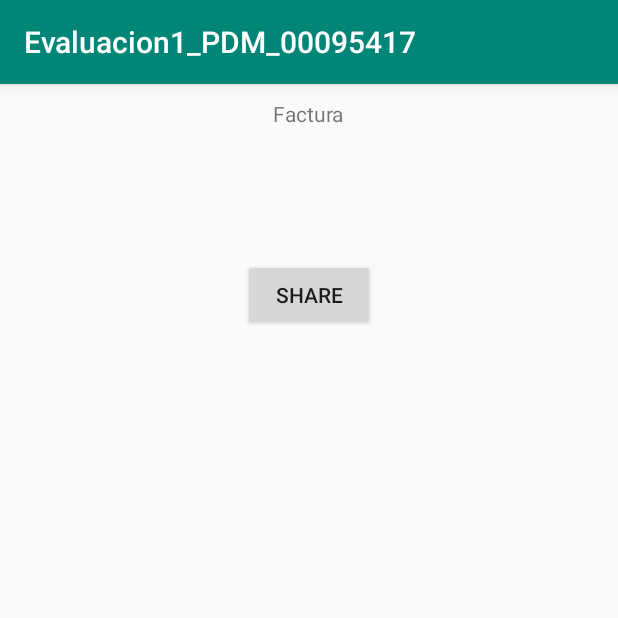
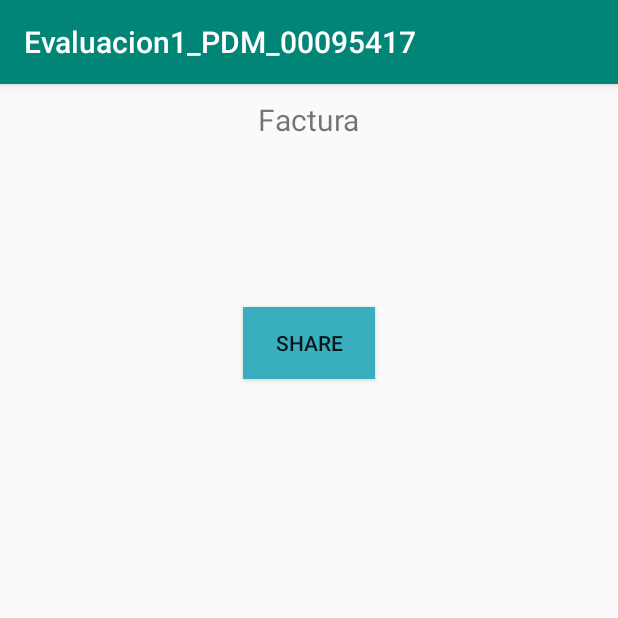
Before and after one commit to 00095417/Evaluacion1_PDM_00095417, an Android app: the NewActivity screen opened directly, with no data from a screen before it, on a phone screen of 412 x 824 dp, the top half of it. Run offline under Robolectric (Android 15) with nearby library versions, the phone set to English and light mode, and no system bars.

Commit message:
dandole un poco de estetica a los botones

```diff
--- a/app/src/main/res/layout/activity_new.xml
+++ b/app/src/main/res/layout/activity_new.xml
@@ -10,15 +10,17 @@
         android:layout_width="wrap_content"
         android:layout_height="wrap_content"
         android:layout_gravity="center"
-        android:layout_marginTop="10dp"
-        android:layout_marginBottom="10dp"
+        android:layout_marginTop="@dimen/margen_title"
+        android:layout_marginBottom="@dimen/margen_title"
+        android:textSize="@dimen/size_title"
         android:text="@string/factura_text"/>
 
     <TextView
         android:id="@+id/text_show"
         android:layout_width="wrap_content"
         android:layout_height="wrap_content"
-        android:layout_gravity="center"/>
+        android:layout_gravity="center"
+        android:layout_marginBottom="10dp"/>
 
     <LinearLayout
         android:layout_width="match_parent"
@@ -30,17 +32,26 @@
         <TextView
             android:id="@+id/text_p1"
             android:layout_width="wrap_content"
-            android:layout_height="wrap_content"/>
+            android:layout_height="wrap_content"
+            android:layout_marginBottom="@dimen/margen_btn"
+            android:layout_marginRight="@dimen/margen_btn"
+            android:textSize="15dp"
+            android:background="@color/c1"/>
 
         <TextView
             android:id="@+id/text_p2"
             android:layout_width="wrap_content"
-            android:layout_height="wrap_content"/>
+            android:layout_height="wrap_content"
+            android:layout_marginBottom="@dimen/margen_btn"
+            android:background="@color/c2"/>
 
         <TextView
             android:id="@+id/text_p3"
             android:layout_width="wrap_content"
-            android:layout_height="wrap_content"/>
+            android:layout_height="wrap_content"
+            android:layout_marginLeft="@dimen/margen_btn"
+            android:layout_marginBottom="@dimen/margen_btn"
+            android:background="@color/c3"/>
 
     </LinearLayout>
 
@@ -54,17 +65,22 @@
         <TextView
             android:id="@+id/text_p4"
             android:layout_width="wrap_content"
-            android:layout_height="wrap_content"/>
+            android:layout_height="wrap_content"
+            android:layout_marginRight="@dimen/margen_btn"
+            android:background="@color/c4"/>
 
         <TextView
             android:id="@+id/text_p5"
             android:layout_width="wrap_content"
-            android:layout_height="wrap_content"/>
+            android:layout_height="wrap_content"
+            android:background="@color/c5"/>
 
         <TextView
             android:id="@+id/text_p6"
             android:layout_width="wrap_content"
-            android:layout_height="wrap_content"/>
+            android:layout_height="wrap_content"
+            android:layout_marginLeft="@dimen/margen_btn"
+            android:background="@color/c6"/>
 
     </LinearLayout>
 
@@ -78,17 +94,25 @@
         <TextView
             android:id="@+id/text_p7"
             android:layout_width="wrap_content"
-            android:layout_height="wrap_content"/>
+            android:layout_height="wrap_content"
+            android:layout_marginTop="@dimen/margen_btn"
+            android:layout_marginRight="@dimen/margen_btn"
+            android:background="@color/c7"/>
 
         <TextView
             android:id="@+id/text_p8"
             android:layout_width="wrap_content"
-            android:layout_height="wrap_content"/>
+            android:layout_height="wrap_content"
+            android:layout_marginTop="@dimen/margen_btn"
+            android:background="@color/c8"/>
 
         <TextView
             android:id="@+id/text_p9"
             android:layout_width="wrap_content"
-            android:layout_height="wrap_content"/>
+            android:layout_height="wrap_content"
+            android:layout_marginTop="@dimen/margen_btn"
+            android:layout_marginLeft="@dimen/margen_btn"
+            android:background="@color/c9"/>
 
     </LinearLayout>
 
@@ -97,6 +121,8 @@
         android:layout_gravity="center"
         android:layout_width="wrap_content"
         android:layout_height="wrap_content"
+        android:layout_marginTop="@dimen/margen_btn"
+        android:background="@color/color_btn"
         android:text="@string/share_text"/>
 
 </LinearLayout>
--- a/app/src/main/res/values/colors.xml
+++ b/app/src/main/res/values/colors.xml
@@ -3,4 +3,14 @@
     <color name="colorPrimary">#008577</color>
     <color name="colorPrimaryDark">#00574B</color>
     <color name="colorAccent">#D81B60</color>
+    <color name="c1">#ffee02</color>
+    <color name="c2">#00b6f0</color>
+    <color name="c3">#019837</color>
+    <color name="c4">#8ba1d2</color>
+    <color name="c5">#b31793</color>
+    <color name="c6">#fd6708</color>
+    <color name="c7">#a8ccee</color>
+    <color name="c8">#eefe63</color>
+    <color name="c9">#9eea6d</color>
+    <color name="color_btn">#38aebf</color>
 </resources>
--- /dev/null
+++ b/app/src/main/res/values/dimens.xml
@@ -0,0 +1,6 @@
+<?xml version="1.0" encoding="utf-8"?>
+<resources>
+    <dimen name="margen_btn">4dp</dimen>
+    <dimen name="size_title">20dp</dimen>
+    <dimen name="margen_title">10dp</dimen>
+</resources>
```
Also changed, not shown: app/src/main/res/layout/activity_main.xml (+23 -2 lines).
